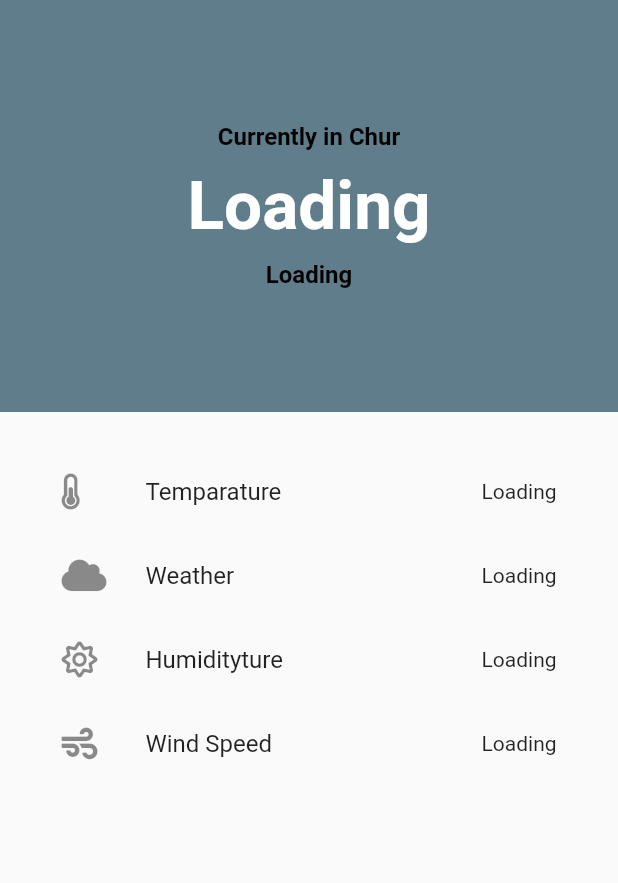
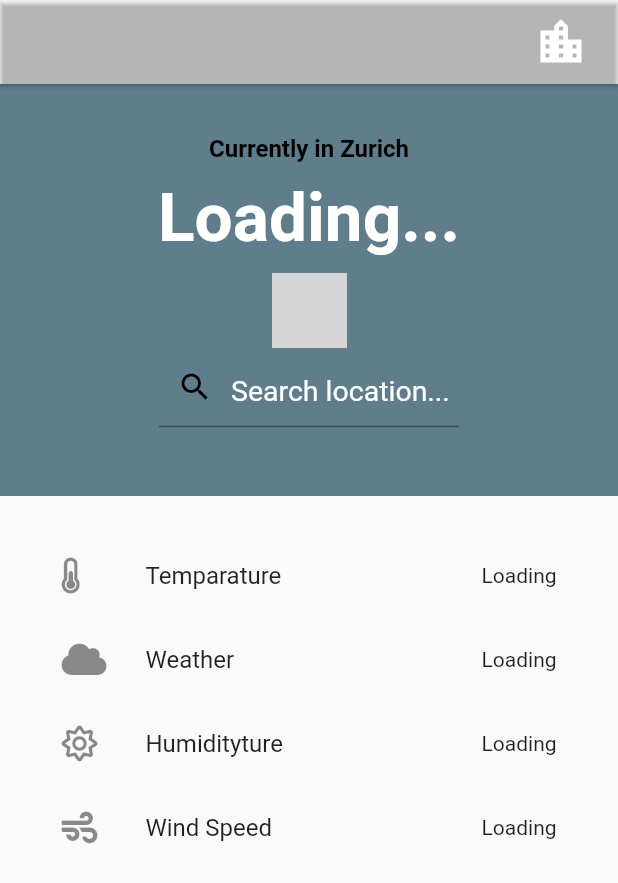
Before and after one commit to ferim4/fhgr_flutterdart_weatherapp, a Flutter app: the screen it shows after launch, on a phone screen of 412 x 824 dp. Shown: the top 883 px of the screen. Run offline on Flutter 3.47's test engine with Material 2 defaults, Android fonts, the phone set to English and light mode, and no system bars; our stand-ins replace font_awesome_flutter, geolocator; network calls fail; grey boxes are pictures that could not be loaded.

Commit message:
imported geolocator module an its function plus search location with new API source

```diff
--- a/lib/main.dart
+++ b/lib/main.dart
@@ -8,7 +8,10 @@ API used: openweathermap.org
 import 'package:flutter/material.dart';
 import 'package:font_awesome_flutter/font_awesome_flutter.dart';
 import 'package:http/http.dart' as http;
+//for json needed
 import 'dart:convert';
+import 'dart:io';
+import 'package:geolocator/geolocator.dart';
 
 void main() => runApp(MaterialApp(
       title: "Weather App",
@@ -25,33 +28,147 @@ class Home extends StatefulWidget {
 class _HomeState extends State<Home> {
   var temp;
   var description;
-  var currently;
+  //var currently;
   var humidity;
   var windSpeed;
+  int temperature;
+  String location = 'Zurich';
+  int woeid = 784794;
+  String weather = "clear";
+  String abbreviation = "c";
+  String errorMessage = "";
+
+  final Geolocator geolocator = Geolocator()..forceAndroidLocationManager;
+
+  Position _currentPosition;
+  String _currentAddress;
+
+  String searchApiURL =
+      "https://www.metaweather.com/api/location/search/?query=";
+  String locationApiURL = "https://www.metaweather.com/api/location/";
+
+  //Basically runs anything inside this method first
+  @override
+  initState() {
+    super.initState();
+    fetchLocation();
+    this.getWeather();
+  }
+
+  void fetchSearch(String input) async {
+    try {
+      var searchResult = await http.get(searchApiURL + input);
+      var result = json.decode(searchResult.body)[0];
+
+      setState(() {
+        location = result["title"];
+        woeid = result["woeid"];
+        errorMessage = "";
+      });
+    } catch (error) {
+      setState(() {
+        errorMessage =
+            "Sorry, there is no data available for the searched location. Try another one.";
+      });
+    }
+  }
+
+  void fetchLocation() async {
+    var locationResult = await http.get(locationApiURL + woeid.toString());
+    var result = json.decode(locationResult.body);
+    var consolidated_weather = result["consolidated_weather"];
+    var data = consolidated_weather[0];
+
+    setState(() {
+      temperature = data["the_temp"].round();
+      weather = data["weather_state_name"].replaceAll(" ", "").toLowerCase();
+      abbreviation = data["weather_state_abbr"];
+      print(abbreviation);
+    });
+  }
+
+  void onTextFieldSubmitted(String input) async {
+    await fetchSearch(input);
+    await fetchLocation();
+  }
+
+  _getCurrentLocation() {
+    geolocator
+        .getCurrentPosition(desiredAccuracy: LocationAccuracy.best)
+        .then((Position position) {
+      setState(() {
+        _currentPosition = position;
+      });
+
+      _getAddressFromLatLng();
+    }).catchError((e) {
+      print(e);
+    });
+  }
+
+  _getAddressFromLatLng() async {
+    try {
+      List<Placemark> p = await geolocator.placemarkFromCoordinates(
+          _currentPosition.latitude, _currentPosition.longitude);
+
+      Placemark place = p[0];
+
+      setState(() {
+        _currentAddress =
+            "${place.locality}, ${place.postalCode}, ${place.country}";
+      });
+      onTextFieldSubmitted(place.locality);
+      print(place.locality);
+    } catch (e) {
+      print(e);
+    }
+  }
+  /*
+  void _getCurrentLocation() async {
+    final position = await Geolocator.getCurrentPosition(
+        desiredAccuracy: LocationAccuracy.high);
+    print(position);
+
+    setState(() {
+      _locationMessage = "${position.latitude}, ${position.longitude}";
+    });
+  }
+  */
 
   Future getWeather() async {
     http.Response response = await http.get(
-        "http://api.openweathermap.org/data/2.5/weather?q=Chur&units=metric&appid=37389495fa8f5248a03c046a9fc6f54e");
+        "http://api.openweathermap.org/data/2.5/weather?q=" +
+            location +
+            "&units=metric&appid=37389495fa8f5248a03c046a9fc6f54e");
     var results = jsonDecode(response.body);
     setState(() {
       this.temp = results['main']['temp'];
       this.description = results['weather'][0]['description'];
-      this.currently = results['weather'][0]['main'];
+      //this.currently = results['weather'][0]['main'];
       this.humidity = results['main']['humidity'];
       this.windSpeed = results['wind']['speed'];
     });
   }
 
-//Basically runs anything inside this method first
-  @override
-  void initState() {
-    super.initState();
-    this.getWeather();
-  }
-
   @override
   Widget build(BuildContext context) {
+    print(abbreviation);
     return Scaffold(
+      appBar: AppBar(
+        actions: <Widget>[
+          Padding(
+            padding: const EdgeInsets.only(right: 20.0),
+            child: GestureDetector(
+              onTap: () {
+                _getCurrentLocation();
+              },
+              child: Icon(Icons.location_city, size: 36.0),
+            ),
+          )
+        ],
+        backgroundColor: Colors.transparent,
+        elevation: 1.0,
+      ),
       body: Column(
         children: <Widget>[
           Container(
@@ -65,7 +182,7 @@ class _HomeState extends State<Home> {
                 Padding(
                   padding: EdgeInsets.only(bottom: 10.0),
                   child: Text(
-                    "Currently in Chur",
+                    "Currently in " + location.toString(),
                     style: TextStyle(
                         color: Colors.black,
                         fontSize: 16.0,
@@ -73,9 +190,12 @@ class _HomeState extends State<Home> {
                   ),
                 ),
                 Text(
-                  //If temp is not equal to null, temp then converted to string
-                  //Otherwise if temp is equal to null, respectively no data is incoming, only the string "Loading" shows in the app
-                  temp != null ? temp.toString() + "\u00B0" : "Loading",
+                  //API Call takes a little while, so instead of showing zero degrees celsius, it should show Loading Symbol
+                  //16.11.2020 18:38 Florim: this CircularProgressIndicator thing won't work...
+                  temperature == null
+                      //? Center(child: CircularProgressIndicator())
+                      ? "Loading..."
+                      : temperature.toString() + "\u00B0",
                   style: TextStyle(
                       color: Colors.white,
                       fontSize: 45.0,
@@ -83,14 +203,43 @@ class _HomeState extends State<Home> {
                 ),
                 Padding(
                   padding: EdgeInsets.only(top: 10.0),
-                  child: Text(
+                  child: Image.network(
+                    'https://www.metaweather.com/static/img/weather/png/' +
+                        abbreviation +
+                        '.png',
+                    width: 50,
+                  ),
+                  /*child: Text(
                     currently != null ? currently.toString() : "Loading",
                     style: TextStyle(
                         color: Colors.black,
                         fontSize: 16.0,
                         fontWeight: FontWeight.w600),
+                  ),*/
+                ),
+                Container(
+                  width: 200,
+                  child: TextField(
+                    onSubmitted: (String input) {
+                      onTextFieldSubmitted(input);
+                    },
+                    style: TextStyle(color: Colors.black, fontSize: 25),
+                    decoration: InputDecoration(
+                      hintText: "Search location...",
+                      hintStyle: TextStyle(color: Colors.white, fontSize: 19.0),
+                      prefixIcon: Icon(Icons.search, color: Colors.black),
+                    ),
                   ),
                 ),
+                /*FlatButton(
+                    onPressed: () {
+                      _getCurrentLocation();
+                    },
+                    color: Colors.green,
+                    child: Text("Hit ME!")),
+                Text(_locationMessage),*/
+                Text(errorMessage,
+                    style: TextStyle(color: Colors.redAccent, fontSize: 10))
               ],
             ),
           ),
@@ -101,9 +250,12 @@ class _HomeState extends State<Home> {
                 children: <Widget>[
                   ListTile(
                     leading: FaIcon(FontAwesomeIcons.thermometerHalf),
+                    //If temp is not equal to null, temp then converted to string
+                    //Otherwise if temp is equal to null, respectively no data is incoming, only the string "Loading" shows in the app
                     title: Text("Temparature"),
-                    trailing: Text(
-                        temp != null ? temp.toString() + "\u00B0" : "Loading"),
+                    trailing: Text(temperature != null
+                        ? temp.toString() + "\u00B0"
+                        : "Loading"),
                   ),
                   ListTile(
                     leading: FaIcon(FontAwesomeIcons.cloud),
--- a/pubspec.yaml
+++ b/pubspec.yaml
@@ -25,6 +25,7 @@ dependencies:
     sdk: flutter
   font_awesome_flutter: ^8.10.0
   http: ^0.12.2
+  geolocator: ^5.3.2+2
 
 
 
```
Also changed, not shown: pubspec.lock, 1 other file.
